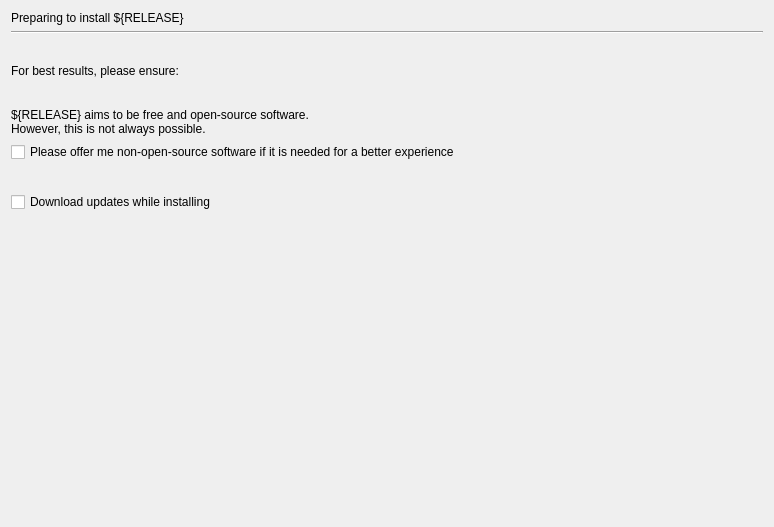
linuxmint/ubiquity, file gui/qt/stepPrepare.ui: the form before one commit.
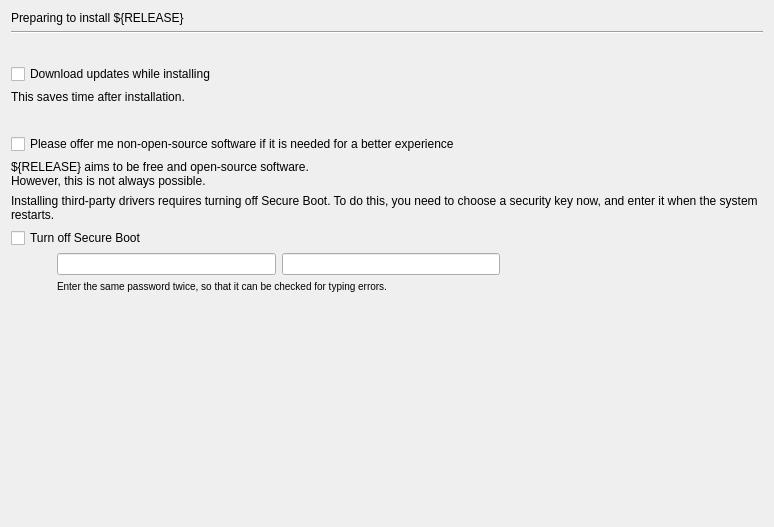
The form after the commit.

Patch:
```diff
--- a/gui/qt/stepPrepare.ui
+++ b/gui/qt/stepPrepare.ui
@@ -6,7 +6,7 @@
    <rect>
     <x>0</x>
     <y>0</y>
-    <width>763</width>
+    <width>770</width>
     <height>527</height>
    </rect>
   </property>
@@ -28,65 +28,6 @@
      </property>
     </widget>
    </item>
-   <item>
-    <spacer name="verticalSpacer_3">
-     <property name="orientation">
-      <enum>Qt::Vertical</enum>
-     </property>
-     <property name="sizeType">
-      <enum>QSizePolicy::Fixed</enum>
-     </property>
-     <property name="sizeHint" stdset="0">
-      <size>
-       <width>20</width>
-       <height>24</height>
-      </size>
-     </property>
-    </spacer>
-   </item>
-   <item>
-    <widget class="QLabel" name="prepare_best_results">
-     <property name="text">
-      <string>For best results, please ensure:</string>
-     </property>
-    </widget>
-   </item>
-   <item>
-    <layout class="QVBoxLayout" name="vbox1"/>
-   </item>
-   <item>
-    <spacer name="verticalSpacer_2">
-     <property name="orientation">
-      <enum>Qt::Vertical</enum>
-     </property>
-     <property name="sizeType">
-      <enum>QSizePolicy::Fixed</enum>
-     </property>
-     <property name="sizeHint" stdset="0">
-      <size>
-       <width>20</width>
-       <height>24</height>
-      </size>
-     </property>
-    </spacer>
-   </item>
-   <item>
-    <widget class="QLabel" name="prepare_foss_disclaimer">
-     <property name="text">
-      <string>&lt;qt&gt;${RELEASE} aims to be free and open-source software.&lt;br /&gt;However, this is not always possible.&lt;/span&gt;&lt;/qt&gt;</string>
-     </property>
-     <property name="wordWrap">
-      <bool>true</bool>
-     </property>
-    </widget>
-   </item>
-   <item>
-    <widget class="QCheckBox" name="prepare_nonfree_software">
-     <property name="text">
-      <string>Please offer me non-open-source software if it is needed for a better experience</string>
-     </property>
-    </widget>
-   </item>
    <item>
     <spacer name="verticalSpacer_4">
      <property name="orientation">
@@ -110,6 +51,190 @@
      </property>
     </widget>
    </item>
+   <item>
+    <widget class="QLabel" name="label_download_updates">
+     <property name="text">
+      <string>This saves time after installation.</string>
+     </property>
+    </widget>
+   </item>
+   <item>
+    <spacer name="verticalSpacer_3">
+     <property name="orientation">
+      <enum>Qt::Vertical</enum>
+     </property>
+     <property name="sizeType">
+      <enum>QSizePolicy::Fixed</enum>
+     </property>
+     <property name="sizeHint" stdset="0">
+      <size>
+       <width>20</width>
+       <height>24</height>
+      </size>
+     </property>
+    </spacer>
+   </item>
+   <item>
+    <widget class="QCheckBox" name="prepare_nonfree_software">
+     <property name="text">
+      <string>Please offer me non-open-source software if it is needed for a better experience</string>
+     </property>
+    </widget>
+   </item>
+   <item>
+    <widget class="QLabel" name="prepare_foss_disclaimer">
+     <property name="text">
+      <string>&lt;qt&gt;${RELEASE} aims to be free and open-source software.&lt;br /&gt;However, this is not always possible.&lt;/span&gt;&lt;/qt&gt;</string>
+     </property>
+     <property name="wordWrap">
+      <bool>true</bool>
+     </property>
+    </widget>
+   </item>
+   <item>
+    <widget class="QLabel" name="secureboot_label">
+     <property name="text">
+      <string>Installing third-party drivers requires turning off Secure Boot. To do this, you need to choose a security key now, and enter it when the system restarts.</string>
+     </property>
+     <property name="textFormat">
+      <enum>Qt::AutoText</enum>
+     </property>
+     <property name="wordWrap">
+      <bool>true</bool>
+     </property>
+    </widget>
+   </item>
+   <item>
+    <layout class="QGridLayout" name="_20">
+     <property name="leftMargin">
+      <number>0</number>
+     </property>
+     <property name="topMargin">
+      <number>0</number>
+     </property>
+     <property name="rightMargin">
+      <number>0</number>
+     </property>
+     <property name="bottomMargin">
+      <number>0</number>
+     </property>
+     <property name="verticalSpacing">
+      <number>0</number>
+     </property>
+     <item row="4" column="0">
+      <spacer name="horizontalSpacer">
+       <property name="orientation">
+        <enum>Qt::Horizontal</enum>
+       </property>
+       <property name="sizeType">
+        <enum>QSizePolicy::Fixed</enum>
+       </property>
+       <property name="sizeHint" stdset="0">
+        <size>
+         <width>40</width>
+         <height>20</height>
+        </size>
+       </property>
+      </spacer>
+     </item>
+     <item row="4" column="4">
+      <spacer name="spc20">
+       <property name="orientation">
+        <enum>Qt::Horizontal</enum>
+       </property>
+       <property name="sizeHint" stdset="0">
+        <size>
+         <width>0</width>
+         <height>20</height>
+        </size>
+       </property>
+      </spacer>
+     </item>
+     <item row="4" column="3">
+      <widget class="QLabel" name="badPassword">
+       <property name="sizePolicy">
+        <sizepolicy hsizetype="Fixed" vsizetype="Fixed">
+         <horstretch>0</horstretch>
+         <verstretch>0</verstretch>
+        </sizepolicy>
+       </property>
+       <property name="minimumSize">
+        <size>
+         <width>32</width>
+         <height>32</height>
+        </size>
+       </property>
+       <property name="maximumSize">
+        <size>
+         <width>32</width>
+         <height>32</height>
+        </size>
+       </property>
+       <property name="scaledContents">
+        <bool>true</bool>
+       </property>
+      </widget>
+     </item>
+     <item row="4" column="2">
+      <widget class="QLineEdit" name="verified_password">
+       <property name="sizePolicy">
+        <sizepolicy hsizetype="Expanding" vsizetype="Fixed">
+         <horstretch>0</horstretch>
+         <verstretch>0</verstretch>
+        </sizepolicy>
+       </property>
+       <property name="minimumSize">
+        <size>
+         <width>200</width>
+         <height>0</height>
+        </size>
+       </property>
+       <property name="echoMode">
+        <enum>QLineEdit::Password</enum>
+       </property>
+      </widget>
+     </item>
+     <item row="4" column="1">
+      <widget class="QLineEdit" name="password">
+       <property name="sizePolicy">
+        <sizepolicy hsizetype="Expanding" vsizetype="Fixed">
+         <horstretch>0</horstretch>
+         <verstretch>0</verstretch>
+        </sizepolicy>
+       </property>
+       <property name="minimumSize">
+        <size>
+         <width>200</width>
+         <height>0</height>
+        </size>
+       </property>
+       <property name="echoMode">
+        <enum>QLineEdit::Password</enum>
+       </property>
+      </widget>
+     </item>
+     <item row="0" column="0" colspan="2">
+      <widget class="QCheckBox" name="disable_secureboot">
+       <property name="text">
+        <string>Turn off Secure Boot</string>
+       </property>
+      </widget>
+     </item>
+     <item row="5" column="1" colspan="4">
+      <widget class="QLabel" name="password_extra_label">
+       <property name="styleSheet">
+        <string>font-weight: normal</string>
+       </property>
+       <property name="text">
+        <string>&lt;small&gt;Enter the same password twice, so that it can be checked for typing errors.&lt;/small&gt;</string>
+       </property>
+       <property name="wordWrap">
+        <bool>true</bool>
+       </property>
+      </widget>
+     </item>
+    </layout>
+   </item>
    <item>
     <spacer name="verticalSpacer">
      <property name="orientation">
```
